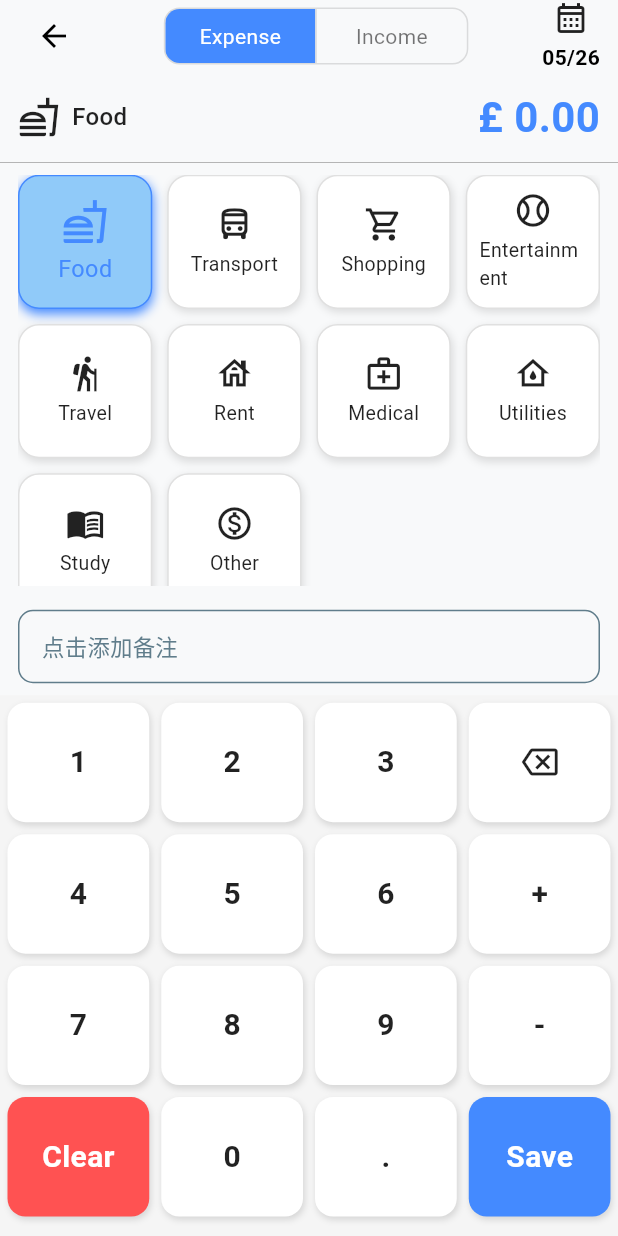
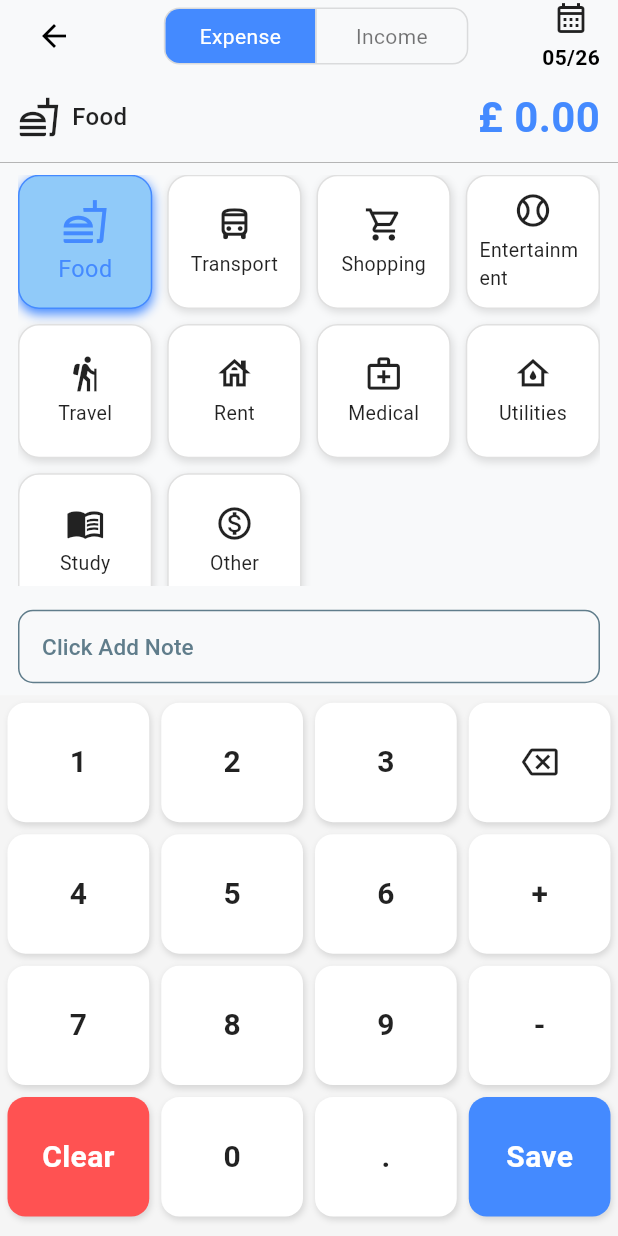
Before and after one commit to Each9084/Quick_Accounting_Tracker, a Flutter app: the AddBillPage screen opened directly, on a phone screen of 412 x 824 dp. Run offline on Flutter 3.47's test engine with Material 3 defaults, Android fonts, the phone set to English and light mode, and no system bars; our stand-ins replace flutter_localization, flutter_phoenix, sqflite; missing offline and left inert: dart:ffi, month_year_picker; accounts and stored records are empty.

```diff
--- a/lib/widgets/note/note_input_bar.dart
+++ b/lib/widgets/note/note_input_bar.dart
@@ -1,7 +1,7 @@
 import 'package:accounting_tracker/widgets/note/note_edit_dialog.dart';
 import 'package:flutter/material.dart';
 
-import '../../l10n/strings.dart';
+import '../../l10n/Strings.dart';
 
 class NoteInputBar extends StatefulWidget {
   final TextEditingController controller;
@@ -57,7 +57,7 @@ class _NoteInputBarState extends State<NoteInputBar> {
           ),
         ),
         child: Text(
-          text.isEmpty ? "点击添加备注" : text,
+          text.isEmpty ? StringsMain.get("click_to_add_note") : text,
           style: TextStyle(
             color: text.isEmpty ? Colors.blueGrey : Colors.black87,
             fontSize: 15,
--- a/lib/widgets/note_input_bar.dart
+++ /dev/null
@@ -1,26 +0,0 @@
-import 'package:flutter/material.dart';
-
-import '../l10n/strings.dart';
-
-class NoteInputBar extends StatelessWidget {
-  final TextEditingController controller;
-
-  const NoteInputBar({
-    super.key,
-    required this.controller,
-  });
-
-  @override
-  Widget build(BuildContext context) {
-    return Container(
-      child: TextField(
-        controller: controller,
-        decoration:  InputDecoration(
-          hintText: Strings.get("note_hint"),
-          border: UnderlineInputBorder(),
-          contentPadding: EdgeInsets.symmetric(vertical: 4,horizontal: 8),
-        ),
-      ),
-    );
-  }
-}
```
